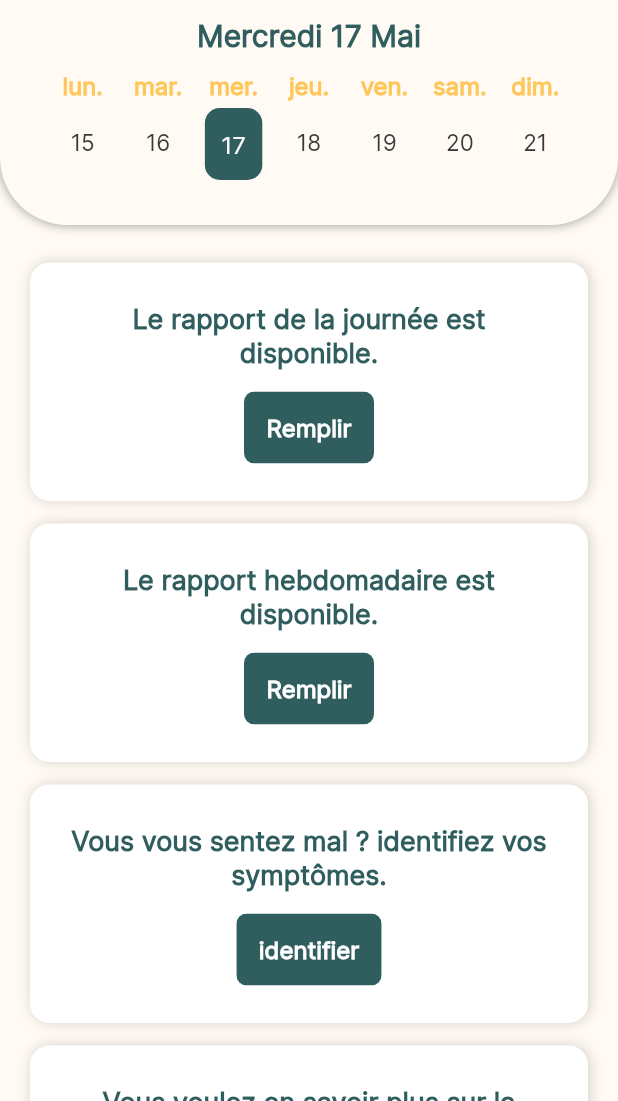
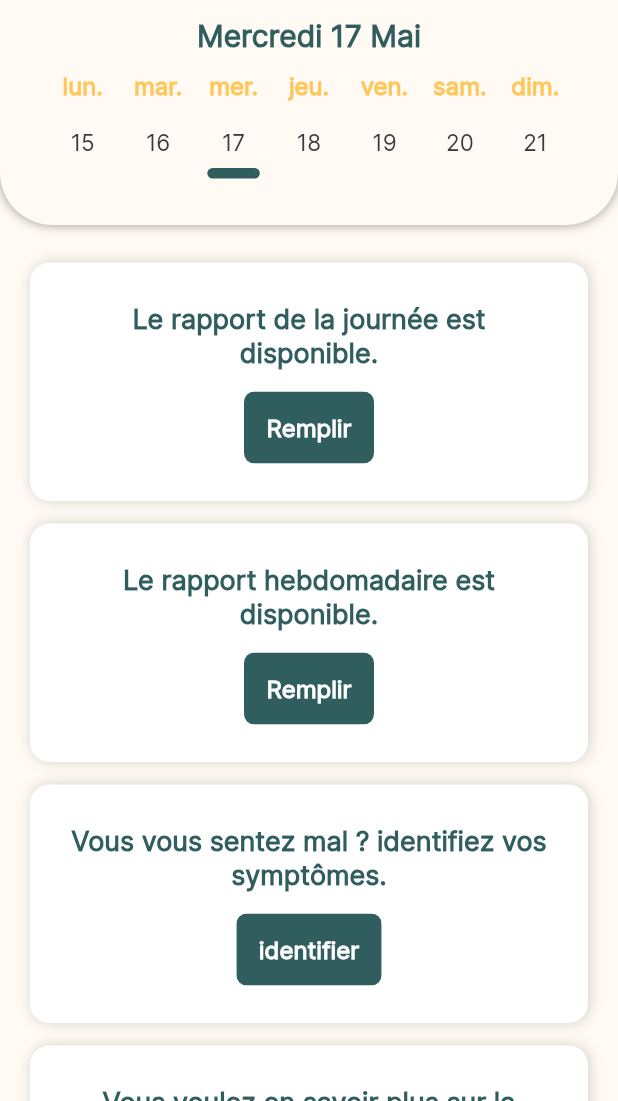
Before and after one commit to justin20100/sloth, a Flutter app: the Home screen opened directly, on a phone screen of 412 x 824 dp, the part 135-1236 px from its top. Run offline on Flutter 3.47's test engine with Material 2 defaults, Android fonts, the light colour scheme and no system bars; drawn by our look-alikes of table_calendar; our stand-ins replace cloud_firestore, email_validator, firebase_auth, firebase_core, introduction_screen; missing offline and left inert: dart:ffi; accounts and stored records are empty; generated files the repository leaves out were written again.

Commit message:
starting calendar view

```diff
--- a/lib/models/UserModel.dart
+++ b/lib/models/UserModel.dart
@@ -4,8 +4,7 @@ class UserModel {
   final CollectionReference usersRef =
       FirebaseFirestore.instance.collection('users');
 
-  Future<void> createUser(String firstname, String lastname, String email,
-      String phone, Map traits, Map objectifs, String user_id) {
+  Future<void> createUser(String firstname, String lastname, String email, String phone, Map traits, Map objectifs, String user_id) {
     return usersRef
         .add({
           'firstname': firstname,
@@ -21,6 +20,7 @@ class UserModel {
   }
 
   Future<Map<String, dynamic>> getUserFullName(String id) async {
+
     try {
       final querySnapshot = await usersRef
           .where('user_id', isEqualTo: id)
--- a/lib/routes/router.dart
+++ b/lib/routes/router.dart
@@ -3,6 +3,7 @@ import 'package:flutter/material.dart';
 import 'package:sloth/routes/routes.dart';
 import 'package:sloth/views/auth/intersection.dart';
 import 'package:sloth/views/auth/registerTraits_form.dart';
+import 'package:sloth/views/pages/calendar.dart';
 
 import '../views/auth/login_form.dart';
 import '../views/auth/registerMore_form.dart';
@@ -29,6 +30,8 @@ Map<String, WidgetBuilder> router = {
   kHomeRoute: (context) =>  const Home(),
   // Notifications
   kNotificationsRoute: (context) => const Notifications(),
+  // Calendar
+  kCalendarRoute: (context) => const Calendar(),
 };
 
 
--- a/lib/routes/routes.dart
+++ b/lib/routes/routes.dart
@@ -14,3 +14,5 @@ const String kError = '/error';
 const String kHomeRoute = '/';
 // Notifications
 const String kNotificationsRoute = '/notifications';
+// Calendar
+const String kCalendarRoute = '/calendar';
--- a/lib/views/home.dart
+++ b/lib/views/home.dart
@@ -67,12 +67,14 @@ class _HomePageState extends State<Home> with TickerProviderStateMixin {
             SliverPersistentHeader(
               pinned: true,
               delegate: CustomSliverPersistentHeaderDelegate(
+                child: GestureDetector(
+                  onTap: () => {Navigator.pushNamed(context, kCalendarRoute)},
                   child: Container(
                     decoration: BoxDecoration(
                         color: kColorCream,
                         borderRadius: const BorderRadius.only(
-                          bottomLeft: Radius.circular(45),
-                          bottomRight: Radius.circular(45)),
+                            bottomLeft: Radius.circular(35),
+                            bottomRight: Radius.circular(35)),
                         boxShadow: [
                           BoxShadow(
                             color: Colors.black.withOpacity(0.4),
@@ -119,9 +121,64 @@ class _HomePageState extends State<Home> with TickerProviderStateMixin {
                               calendarFormat: CalendarFormat.week,
                               startingDayOfWeek: StartingDayOfWeek.monday,
                               headerVisible: false,
+                              calendarBuilders: CalendarBuilders(
+                                  todayBuilder: (context, day, e) {
+                                return GestureDetector(
+                                  onTap: () => {
+                                    Navigator.pushNamed(context, kCalendarRoute)
+                                  },
+                                  child: Container(
+                                    width: 35,
+                                    child: Stack(
+                                      alignment: Alignment.center,
+                                      children: [
+                                        Column(
+                                          mainAxisAlignment:
+                                              MainAxisAlignment.center,
+                                          children: [
+                                            Text(
+                                              day.day.toString(),
+                                              style:
+                                                  kNumberDaysCalendarTextStyle,
+                                            ),
+                                          ],
+                                        ),
+                                        Positioned(
+                                          bottom: 7,
+                                          child: Container(
+                                            width: 35,
+                                            height: 7,
+                                            decoration: BoxDecoration(
+                                              color: kColorGreen,
+                                              borderRadius:
+                                                  BorderRadius.circular(10),
+                                            ),
+                                          ),
+                                        )
+                                      ],
+                                    ),
+                                  ),
+                                );
+                              }, defaultBuilder: (context, day, e) {
+                                return GestureDetector(
+                                  onTap: () => {
+                                    Navigator.pushNamed(context, kCalendarRoute)
+                                  },
+                                  child: Column(
+                                    mainAxisAlignment: MainAxisAlignment.center,
+                                    children: [
+                                      Text(
+                                        day.day.toString(),
+                                        style: kNumberDaysCalendarTextStyle,
+                                      ),
+                                    ],
+                                  ),
+                                );
+                              }),
                             ),
                           ],
                         )),
+                  ),
                 ),
               ),
             ),
```
Also changed, not shown: lib/styles/constants.dart (+8 -0 lines), lib/views/pages/calendar.dart (added, +119 -0 lines). Lines whose indentation alone changed are shown as unchanged.
